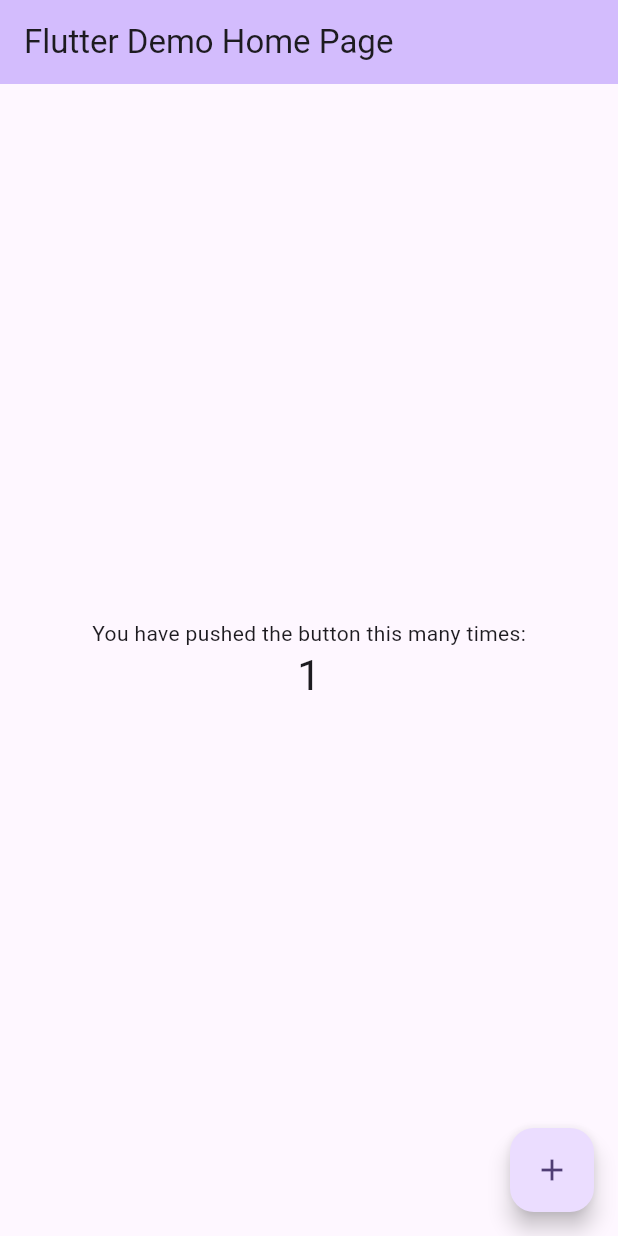
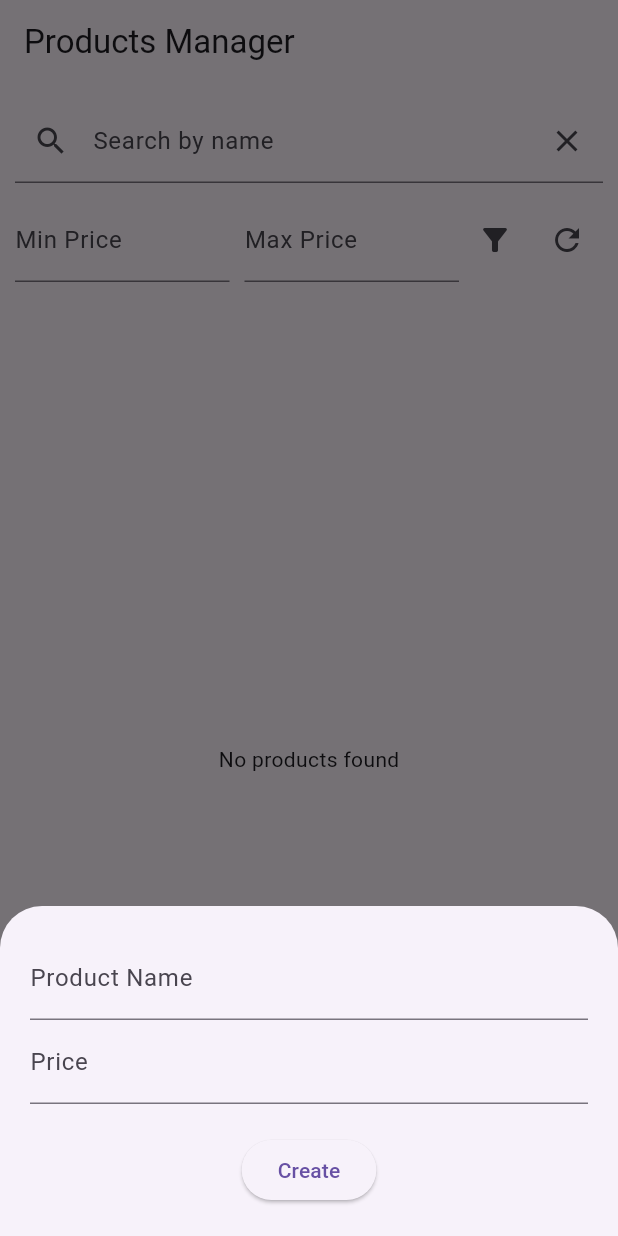
Before and after one commit to bwatts1/firebase, a Flutter app: the screen it shows after launch, after a tap on the "add" icon, on a phone screen of 412 x 824 dp. Run offline on Flutter 3.47's test engine with Material 3 defaults, Android fonts, the phone set to English and light mode, and no system bars; our stand-ins replace cloud_firestore, firebase_core; accounts and stored records are empty.

Commit message:
finished activity 14

```diff
--- a/lib/main.dart
+++ b/lib/main.dart
@@ -1,122 +1,25 @@
 import 'package:flutter/material.dart';
+import 'package:firebase_core/firebase_core.dart';
+import 'firebase_options.dart';
+import 'screens/home_page.dart';
 
-void main() {
+void main() async {
+  WidgetsFlutterBinding.ensureInitialized();
+  await Firebase.initializeApp(
+    options: DefaultFirebaseOptions.currentPlatform,
+  );
   runApp(const MyApp());
 }
 
 class MyApp extends StatelessWidget {
-  const MyApp({super.key});
+  const MyApp({Key? key}) : super(key: key);
 
-  // This widget is the root of your application.
   @override
   Widget build(BuildContext context) {
-    return MaterialApp(
-      title: 'Flutter Demo',
-      theme: ThemeData(
-        // This is the theme of your application.
-        //
-        // TRY THIS: Try running your application with "flutter run". You'll see
-        // the application has a purple toolbar. Then, without quitting the app,
-        // try changing the seedColor in the colorScheme below to Colors.green
-        // and then invoke "hot reload" (save your changes or press the "hot
-        // reload" button in a Flutter-supported IDE, or press "r" if you used
-        // the command line to start the app).
-        //
-        // Notice that the counter didn't reset back to zero; the application
-        // state is not lost during the reload. To reset the state, use hot
-        // restart instead.
-        //
-        // This works for code too, not just values: Most code changes can be
-        // tested with just a hot reload.
-        colorScheme: ColorScheme.fromSeed(seedColor: Colors.deepPurple),
-      ),
-      home: const MyHomePage(title: 'Flutter Demo Home Page'),
+    return const MaterialApp(
+      debugShowCheckedModeBanner: false,
+      title: 'Firebase CRUD App',
+      home: HomePage(),
     );
   }
 }
-
-class MyHomePage extends StatefulWidget {
-  const MyHomePage({super.key, required this.title});
-
-  // This widget is the home page of your application. It is stateful, meaning
-  // that it has a State object (defined below) that contains fields that affect
-  // how it looks.
-
-  // This class is the configuration for the state. It holds the values (in this
-  // case the title) provided by the parent (in this case the App widget) and
-  // used by the build method of the State. Fields in a Widget subclass are
-  // always marked "final".
-
-  final String title;
-
-  @override
-  State<MyHomePage> createState() => _MyHomePageState();
-}
-
-class _MyHomePageState extends State<MyHomePage> {
-  int _counter = 0;
-
-  void _incrementCounter() {
-    setState(() {
-      // This call to setState tells the Flutter framework that something has
-      // changed in this State, which causes it to rerun the build method below
-      // so that the display can reflect the updated values. If we changed
-      // _counter without calling setState(), then the build method would not be
-      // called again, and so nothing would appear to happen.
-      _counter++;
-    });
-  }
-
-  @override
-  Widget build(BuildContext context) {
-    // This method is rerun every time setState is called, for instance as done
-    // by the _incrementCounter method above.
-    //
-    // The Flutter framework has been optimized to make rerunning build methods
-    // fast, so that you can just rebuild anything that needs updating rather
-    // than having to individually change instances of widgets.
-    return Scaffold(
-      appBar: AppBar(
-        // TRY THIS: Try changing the color here to a specific color (to
-        // Colors.amber, perhaps?) and trigger a hot reload to see the AppBar
-        // change color while the other colors stay the same.
-        backgroundColor: Theme.of(context).colorScheme.inversePrimary,
-        // Here we take the value from the MyHomePage object that was created by
-        // the App.build method, and use it to set our appbar title.
-        title: Text(widget.title),
-      ),
-      body: Center(
-        // Center is a layout widget. It takes a single child and positions it
-        // in the middle of the parent.
-        child: Column(
-          // Column is also a layout widget. It takes a list of children and
-          // arranges them vertically. By default, it sizes itself to fit its
-          // children horizontally, and tries to be as tall as its parent.
-          //
-          // Column has various properties to control how it sizes itself and
-          // how it positions its children. Here we use mainAxisAlignment to
-          // center the children vertically; the main axis here is the vertical
-          // axis because Columns are vertical (the cross axis would be
-          // horizontal).
-          //
-          // TRY THIS: Invoke "debug painting" (choose the "Toggle Debug Paint"
-          // action in the IDE, or press "p" in the console), to see the
-          // wireframe for each widget.
-          mainAxisAlignment: MainAxisAlignment.center,
-          children: <Widget>[
-            const Text('You have pushed the button this many times:'),
-            Text(
-              '$_counter',
-              style: Theme.of(context).textTheme.headlineMedium,
-            ),
-          ],
-        ),
-      ),
-      floatingActionButton: FloatingActionButton(
-        onPressed: _incrementCounter,
-        tooltip: 'Increment',
-        child: const Icon(Icons.add),
-      ), // This trailing comma makes auto-formatting nicer for build methods.
-    );
-  }
-}
--- /dev/null
+++ b/lib/screens/home_page.dart
@@ -0,0 +1,231 @@
+import 'package:flutter/material.dart';
+import 'package:cloud_firestore/cloud_firestore.dart';
+import '../services/product_service.dart';
+import '../services/product.dart';
+
+class HomePage extends StatefulWidget {
+  const HomePage({Key? key}) : super(key: key);
+
+  @override
+  State<HomePage> createState() => _HomePageState();
+}
+
+class _HomePageState extends State<HomePage> {
+  final ProductService _productService = ProductService();
+
+  final TextEditingController _nameController = TextEditingController();
+  final TextEditingController _priceController = TextEditingController();
+  final TextEditingController _searchController = TextEditingController();
+  final TextEditingController _minPriceController = TextEditingController();
+  final TextEditingController _maxPriceController = TextEditingController();
+
+  String _searchQuery = '';
+  double? _minPrice;
+  double? _maxPrice;
+
+  // Create or Update Product
+  Future<void> _createOrUpdate([DocumentSnapshot? doc]) async {
+    String action = doc == null ? 'create' : 'update';
+    if (doc != null) {
+      _nameController.text = doc['name'];
+      _priceController.text = doc['price'].toString();
+    }
+
+    await showModalBottomSheet(
+      isScrollControlled: true,
+      context: context,
+      builder: (ctx) => Padding(
+        padding: EdgeInsets.only(
+          top: 20,
+          left: 20,
+          right: 20,
+          bottom: MediaQuery.of(ctx).viewInsets.bottom + 20,
+        ),
+        child: Column(
+          mainAxisSize: MainAxisSize.min,
+          children: [
+            TextField(
+              controller: _nameController,
+              decoration: const InputDecoration(labelText: 'Product Name'),
+            ),
+            TextField(
+              controller: _priceController,
+              decoration: const InputDecoration(labelText: 'Price'),
+              keyboardType:
+                  const TextInputType.numberWithOptions(decimal: true),
+            ),
+            const SizedBox(height: 20),
+            ElevatedButton(
+              onPressed: () async {
+                final name = _nameController.text.trim();
+                final price = double.tryParse(_priceController.text) ?? 0;
+
+                if (name.isEmpty) return;
+
+                if (action == 'create') {
+                  await _productService.addProduct(name, price);
+                } else {
+                  await _productService.updateProduct(doc!.id, name, price);
+                }
+
+                _nameController.clear();
+                _priceController.clear();
+                Navigator.of(ctx).pop();
+              },
+              child: Text(action == 'create' ? 'Create' : 'Update'),
+            ),
+          ],
+        ),
+      ),
+    );
+  }
+
+  // Delete product
+  Future<void> _deleteProduct(String id) async {
+    await _productService.deleteProduct(id);
+    ScaffoldMessenger.of(context).showSnackBar(
+      const SnackBar(content: Text('Product deleted successfully')),
+    );
+  }
+
+  // Filtered Stream
+  Stream<QuerySnapshot> _getFilteredProducts() {
+    Query query = FirebaseFirestore.instance.collection('products');
+
+    if (_searchQuery.isNotEmpty) {
+      query = query
+          .where('name', isGreaterThanOrEqualTo: _searchQuery)
+          .where('name', isLessThanOrEqualTo: '$_searchQuery\uf8ff');
+    }
+    if (_minPrice != null) {
+      query = query.where('price', isGreaterThanOrEqualTo: _minPrice);
+    }
+    if (_maxPrice != null) {
+      query = query.where('price', isLessThanOrEqualTo: _maxPrice);
+    }
+
+    return query.snapshots();
+  }
+
+  @override
+  Widget build(BuildContext context) {
+    return Scaffold(
+      appBar: AppBar(title: const Text('Products Manager')),
+      body: Padding(
+        padding: const EdgeInsets.all(10),
+        child: Column(
+          children: [
+            // Search
+            TextField(
+              controller: _searchController,
+              decoration: InputDecoration(
+                labelText: 'Search by name',
+                prefixIcon: const Icon(Icons.search),
+                suffixIcon: IconButton(
+                  icon: const Icon(Icons.clear),
+                  onPressed: () {
+                    _searchController.clear();
+                    setState(() => _searchQuery = '');
+                  },
+                ),
+              ),
+              onChanged: (value) {
+                setState(() => _searchQuery = value.trim().toLowerCase());
+              },
+            ),
+            const SizedBox(height: 10),
+            // Filter
+            Row(
+              children: [
+                Expanded(
+                  child: TextField(
+                    controller: _minPriceController,
+                    decoration: const InputDecoration(labelText: 'Min Price'),
+                    keyboardType: TextInputType.number,
+                  ),
+                ),
+                const SizedBox(width: 10),
+                Expanded(
+                  child: TextField(
+                    controller: _maxPriceController,
+                    decoration: const InputDecoration(labelText: 'Max Price'),
+                    keyboardType: TextInputType.number,
+                  ),
+                ),
+                IconButton(
+                  icon: const Icon(Icons.filter_alt),
+                  onPressed: () {
+                    setState(() {
+                      _minPrice = double.tryParse(_minPriceController.text);
+                      _maxPrice = double.tryParse(_maxPriceController.text);
+                    });
+                  },
+                ),
+                IconButton(
+                  icon: const Icon(Icons.refresh),
+                  onPressed: () {
+                    _searchController.clear();
+                    _minPriceController.clear();
+                    _maxPriceController.clear();
+                    setState(() {
+                      _searchQuery = '';
+                      _minPrice = null;
+                      _maxPrice = null;
+                    });
+                  },
+                ),
+              ],
+            ),
+            const SizedBox(height: 10),
+            // Product list
+            Expanded(
+              child: StreamBuilder(
+                stream: _getFilteredProducts(),
+                builder: (context, AsyncSnapshot<QuerySnapshot> snapshot) {
+                  if (snapshot.connectionState == ConnectionState.waiting) {
+                    return const Center(child: CircularProgressIndicator());
+                  }
+                  if (!snapshot.hasData || snapshot.data!.docs.isEmpty) {
+                    return const Center(child: Text('No products found'));
+                  }
+
+                  return ListView.builder(
+                    itemCount: snapshot.data!.docs.length,
+                    itemBuilder: (context, index) {
+                      final doc = snapshot.data!.docs[index];
+                      final product = Product.fromDoc(doc.id, doc.data()! as Map<String, dynamic>);
+                      return Card(
+                        margin: const EdgeInsets.all(8),
+                        child: ListTile(
+                          title: Text(product.name),
+                          subtitle: Text('\$${product.price.toStringAsFixed(2)}'),
+                          trailing: Row(
+                            mainAxisSize: MainAxisSize.min,
+                            children: [
+                              IconButton(
+                                icon: const Icon(Icons.edit),
+                                onPressed: () => _createOrUpdate(doc),
+                              ),
+                              IconButton(
+                                icon: const Icon(Icons.delete),
+                                onPressed: () => _deleteProduct(doc.id),
+                              ),
+                            ],
+                          ),
+                        ),
+                      );
+                    },
+                  );
+                },
+              ),
+            ),
+          ],
+        ),
+      ),
+      floatingActionButton: FloatingActionButton(
+        onPressed: () => _createOrUpdate(),
+        child: const Icon(Icons.add),
+      ),
+    );
+  }
+}
--- /dev/null
+++ b/lib/services/product.dart
@@ -0,0 +1,26 @@
+class Product {
+  String id;
+  String name;
+  double price;
+
+  Product({
+    required this.id,
+    required this.name,
+    required this.price,
+  });
+
+  Map<String, dynamic> toMap() {
+    return {
+      'name': name,
+      'price': price,
+    };
+  }
+
+  factory Product.fromDoc(String id, Map<String, dynamic> data) {
+    return Product(
+      id: id,
+      name: data['name'] ?? '',
+      price: (data['price'] ?? 0).toDouble(),
+    );
+  }
+}
--- /dev/null
+++ b/lib/services/product_service.dart
@@ -0,0 +1,45 @@
+import 'package:cloud_firestore/cloud_firestore.dart';
+import '../services/product.dart';
+
+class ProductService {
+  final CollectionReference _products =
+      FirebaseFirestore.instance.collection('products');
+
+  // Create
+  Future<void> addProduct(String name, double price) async {
+    await _products.add({'name': name, 'price': price});
+  }
+
+  // Read (all)
+  Stream<QuerySnapshot> getProducts() {
+    return _products.snapshots();
+  }
+
+  // Update
+  Future<void> updateProduct(String id, String name, double price) async {
+    await _products.doc(id).update({'name': name, 'price': price});
+  }
+
+  // Delete
+  Future<void> deleteProduct(String id) async {
+    await _products.doc(id).delete();
+  }
+
+  // Search by name (case-insensitive)
+  Stream<QuerySnapshot> searchProducts(String query) {
+    if (query.isEmpty) return getProducts();
+    final q = query.toLowerCase();
+    return _products
+        .where('name', isGreaterThanOrEqualTo: q)
+        .where('name', isLessThanOrEqualTo: '$q\uf8ff')
+        .snapshots();
+  }
+
+  // Filter by price range
+  Stream<QuerySnapshot> filterByPrice(double? min, double? max) {
+    Query query = _products;
+    if (min != null) query = query.where('price', isGreaterThanOrEqualTo: min);
+    if (max != null) query = query.where('price', isLessThanOrEqualTo: max);
+    return query.snapshots();
+  }
+}
--- a/pubspec.yaml
+++ b/pubspec.yaml
@@ -30,7 +30,8 @@ environment:
 dependencies:
   flutter:
     sdk: flutter
-
+  firebase_core: ^2.19.0
+  cloud_firestore: ^4.12.0
   # The following adds the Cupertino Icons font to your application.
   # Use with the CupertinoIcons class for iOS style icons.
   cupertino_icons: ^1.0.8
```
Also changed, not shown: firebase.json (added), lib/firebase_options.dart (added), pubspec.lock (added), 10 other files.
